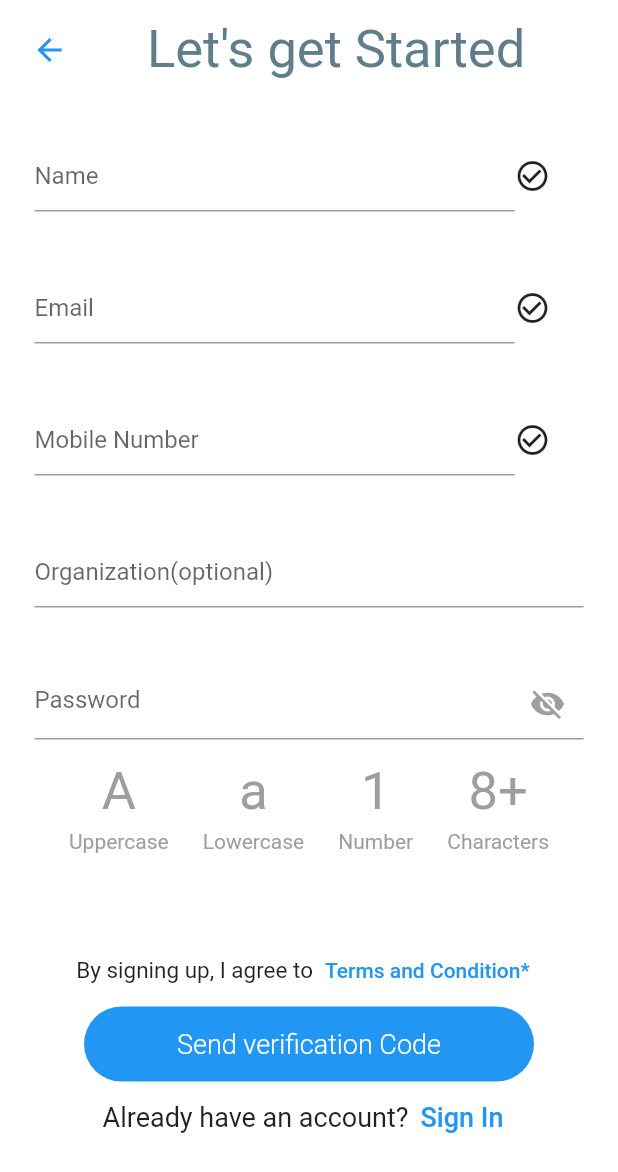
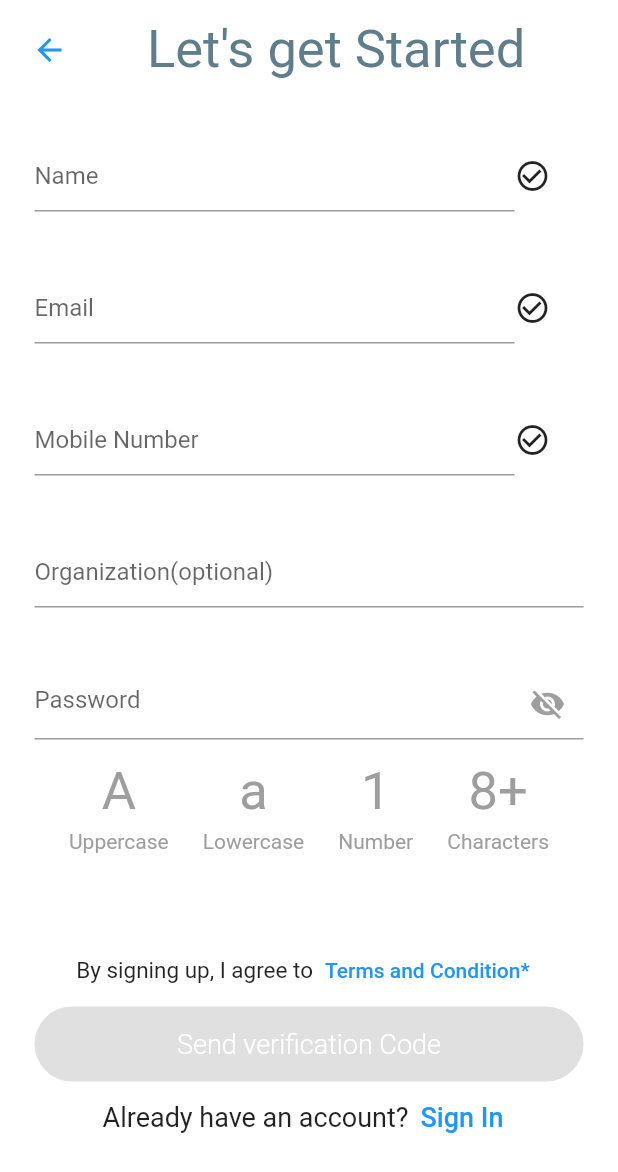
Before and after one commit to hariharan1201/Fielda-Login-UI, a Flutter app: the Signup screen opened directly, on a phone screen of 412 x 824 dp. Shown: the top 1172 px of the screen. Run offline on Flutter 3.47's test engine with Material 2 defaults, Android fonts, the phone set to English and light mode, and no system bars; our stand-ins replace email_validator, webview_flutter; Roboto replaces fonts that are missing (Tiltwrap).

Commit message:
Include button enabling and disabling

```diff
--- a/lib/Signup.dart
+++ b/lib/Signup.dart
@@ -12,6 +12,11 @@ class Signup extends StatefulWidget {
 }
 
 class _SignupState extends State<Signup> {
+  final name = TextEditingController();
+  final mail = TextEditingController();
+  final mobile = TextEditingController();
+  final password = TextEditingController();
+  bool button = false;
   WebViewController weeb = WebViewController();
   Widget? namechk = const Icon(Icons.check_circle_outline),
       mailchk = const Icon(Icons.check_circle_outline),
@@ -57,6 +62,7 @@ class _SignupState extends State<Signup> {
     passshow = true;
     weeb = WebViewController()
       ..loadRequest(Uri.parse('https://www.twitter.com/'));
+    button = false;
   }
 
   Widget build(BuildContext context) {
@@ -110,11 +116,13 @@ class _SignupState extends State<Signup> {
                         SizedBox(
                           width: 320,
                           child: TextField(
+                            controller: name,
                             decoration: const InputDecoration(
                               hintText: "Name",
                             ),
                             onChanged: (val) {
                               nameValidator(val);
+                              buttonaction(Null);
                             },
                           ),
                         ),
@@ -131,11 +139,13 @@ class _SignupState extends State<Signup> {
                         SizedBox(
                           width: 320,
                           child: TextField(
+                            controller: mail,
                             decoration: const InputDecoration(
                               hintText: "Email",
                             ),
                             onChanged: (val) {
                               Mailvalidato(val);
+                              buttonaction(Null);
                             },
                           ),
                         ),
@@ -152,11 +162,13 @@ class _SignupState extends State<Signup> {
                         SizedBox(
                           width: 320,
                           child: TextField(
+                            controller: mobile,
                             decoration: const InputDecoration(
                               hintText: "Mobile Number",
                             ),
                             onChanged: (val) {
                               MobilNoValidator(val);
+                              buttonaction(Null);
                             },
                             keyboardType: TextInputType.number,
                           ),
@@ -178,6 +190,7 @@ class _SignupState extends State<Signup> {
                       height: 40,
                     ),
                     TextField(
+                      controller: password,
                       decoration: InputDecoration(
                           hintText: "Password",
                           suffixIcon: IconButton(
@@ -198,6 +211,7 @@ class _SignupState extends State<Signup> {
                         lowervalidation(val);
                         Numericvalidation(val);
                         length(val);
+                        buttonaction(Null);
                       },
                     ),
                     const SizedBox(
@@ -284,20 +298,21 @@ class _SignupState extends State<Signup> {
                             child: const Text("Terms and Condition*")),
                       ],
                     ),
-                    Container(
+                    SizedBox(
                       height: 50,
-                      width: 300,
-                      decoration: BoxDecoration(
-                          color: Colors.blue,
-                          borderRadius: BorderRadius.circular(25)),
-                      child: const Center(
-                          child: Text(
-                        "Send verification Code",
-                        style: TextStyle(
-                            color: Colors.white,
-                            fontSize: 18,
-                            fontWeight: FontWeight.w300),
-                      )),
+                      width: 400,
+                      child: ElevatedButton(
+                        style: ElevatedButton.styleFrom(
+                            shape: const StadiumBorder()),
+                        onPressed: button ? () {} : null,
+                        child: const Text(
+                          "Send verification Code",
+                          style: TextStyle(
+                              color: Colors.white,
+                              fontSize: 18,
+                              fontWeight: FontWeight.w300),
+                        ),
+                      ),
                     ),
                     Row(
                       mainAxisAlignment: MainAxisAlignment.center,
@@ -324,6 +339,21 @@ class _SignupState extends State<Signup> {
         ),
       ),
     );
+  }
+
+  void buttonaction(Null) {
+    if (name.text.isEmpty ||
+        mail.text.isEmpty ||
+        mobile.text.isEmpty ||
+        password.text.length < 10) {
+      setState(() {
+        button = false;
+      });
+    } else {
+      setState(() {
+        button = true;
+      });
+    }
   }
 
   void nameValidator(String name) {
@@ -476,7 +506,7 @@ class _SignupState extends State<Signup> {
           style: TextStyle(fontSize: 35, color: Colors.green),
         );
         Number = const Text(
-          "Characters",
+          "Number",
           style: TextStyle(color: Colors.green),
         );
       });
@@ -487,7 +517,7 @@ class _SignupState extends State<Signup> {
           style: TextStyle(fontSize: 35, color: Colors.grey),
         );
         Number = const Text(
-          "Characters",
+          "Number",
           style: TextStyle(color: Colors.grey),
         );
       });
@@ -498,7 +528,7 @@ class _SignupState extends State<Signup> {
           style: TextStyle(fontSize: 35, color: Colors.red),
         );
         Number = const Text(
-          "Characters",
+          "Number",
           style: TextStyle(color: Colors.red),
         );
       });
```
